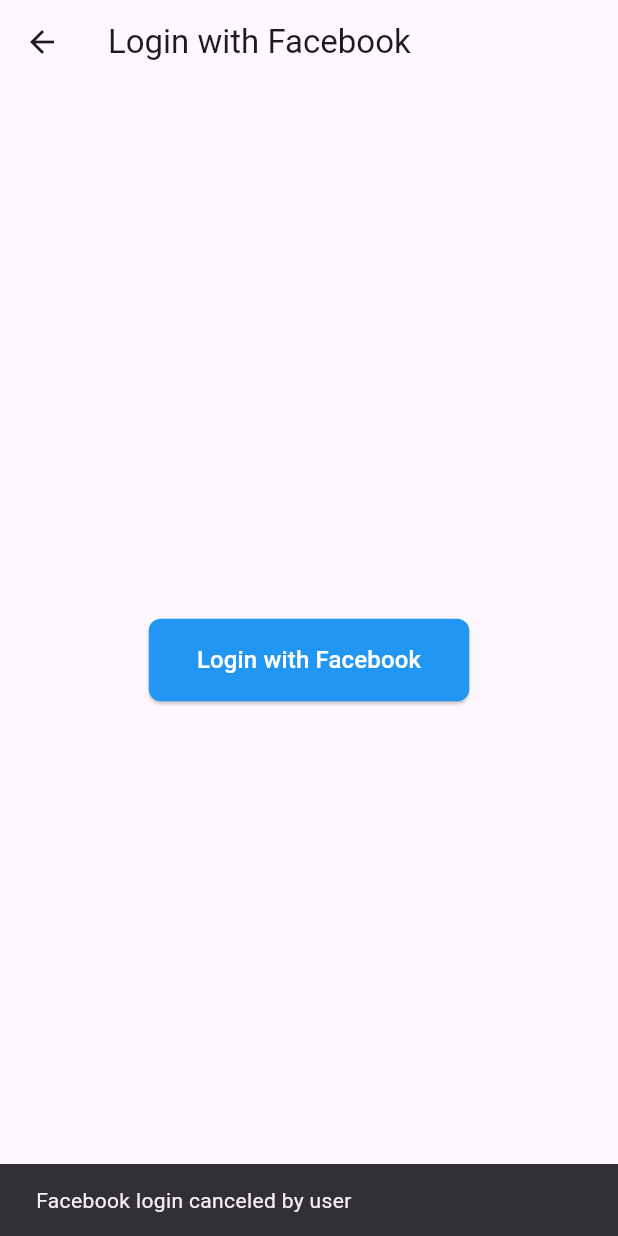
After one commit to DavidRS0011/KPI-S-FCT, a Flutter app: the FacebookLoginScreen screen opened directly, after a tap on "Login with Facebook", on a phone screen of 412 x 824 dp. The commit adds this screen. Run offline on Flutter 3.47's test engine with Material 3 defaults, Android fonts, the phone set to English and light mode, and no system bars; our stand-ins replace firebase_auth, firebase_core, flutter_signin_button, google_sign_in; missing offline and left inert: dart:js, flutter_facebook_auth; accounts and stored records are empty.

Commit message:
Implement Facebook login functionality and update dependencies

```diff
--- /dev/null
+++ b/lib/screens/services/facebook_login_screen.dart
@@ -0,0 +1,69 @@
+import 'package:flutter/material.dart';
+import 'package:flutter_facebook_auth/flutter_facebook_auth.dart';
+import 'package:firebase_auth/firebase_auth.dart';
+import '../home_screen.dart'; // Ajusta la ruta según tu estructura de proyecto
+
+class FacebookLoginScreen extends StatelessWidget {
+  const FacebookLoginScreen({super.key});
+
+  Future<void> signInWithFacebook(BuildContext context) async {
+    try {
+      final LoginResult result = await FacebookAuth.instance.login();
+
+      if (result.status == LoginStatus.success) {
+        final AccessToken accessToken = result.accessToken!;
+        final OAuthCredential credential =
+            FacebookAuthProvider.credential(accessToken.tokenString);
+
+        final UserCredential authResult =
+            await FirebaseAuth.instance.signInWithCredential(credential);
+
+        // Usuario autenticado correctamente
+        ScaffoldMessenger.of(context).showSnackBar(
+          SnackBar(content: Text('Welcome, ${authResult.user?.displayName ?? 'User'}!')),
+        );
+
+        // Navega a la pantalla principal
+        Navigator.pushReplacement(
+          context,
+          MaterialPageRoute(builder: (context) => const HomeScreen()),
+        );
+      } else {
+        // Inicio de sesión cancelado por el usuario
+        ScaffoldMessenger.of(context).showSnackBar(
+          const SnackBar(content: Text('Facebook login canceled by user')),
+        );
+      }
+    } catch (error) {
+      // Manejo de errores
+      ScaffoldMessenger.of(context).showSnackBar(
+        SnackBar(content: Text('Error in Facebook Login: $error')),
+      );
+    }
+  }
+
+  @override
+  Widget build(BuildContext context) {
+    return Scaffold(
+      appBar: AppBar(
+        title: const Text('Login with Facebook'),
+      ),
+      body: Center(
+        child: ElevatedButton(
+          onPressed: () => signInWithFacebook(context),
+          style: ElevatedButton.styleFrom(
+            backgroundColor: Colors.blue,
+            padding: const EdgeInsets.symmetric(vertical: 16.0, horizontal: 32.0),
+            shape: RoundedRectangleBorder(
+              borderRadius: BorderRadius.circular(8.0),
+            ),
+          ),
+          child: const Text(
+            'Login with Facebook',
+            style: TextStyle(color: Colors.white, fontSize: 16.0),
+          ),
+        ),
+      ),
+    );
+  }
+}
```
Also changed, not shown: lib/screens/login_screen.dart (+56 -34 lines), lib/screens/services/auth_service.dart (added, +20 -0 lines), pubspec.yaml (+5 -2 lines), pubspec.lock, 6 other files.
